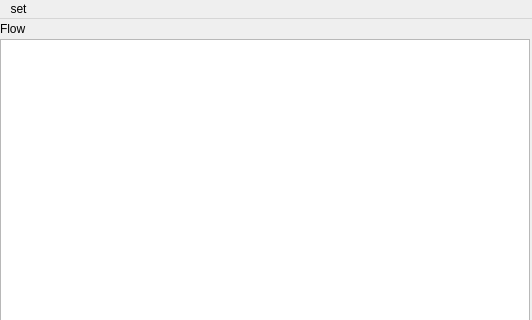
Before: the Qt Designer form mainForm.ui in wangyixu12/Esp32DownloadTools, drawn with Qt 5; both pictures show x 0 to 532 and y 0 to 320 of the 532 by 467 pixel window.
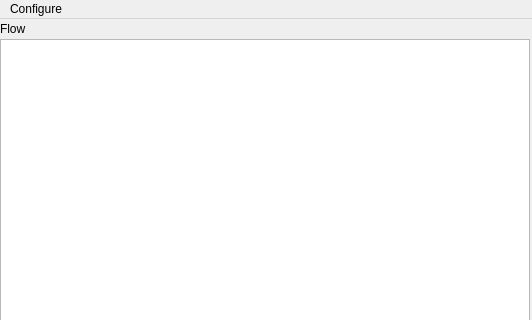
After: the same form once the commit is applied.

Diff of the .ui file:
```diff
--- a/mainForm.ui
+++ b/mainForm.ui
@@ -249,12 +249,12 @@
      <x>0</x>
      <y>0</y>
      <width>532</width>
-     <height>23</height>
+     <height>20</height>
     </rect>
    </property>
    <widget class="QMenu" name="menuSetting">
     <property name="title">
-     <string>set</string>
+     <string>Configure</string>
     </property>
     <addaction name="actVeriFw"/>
     <addaction name="actFlashFw"/>
```
